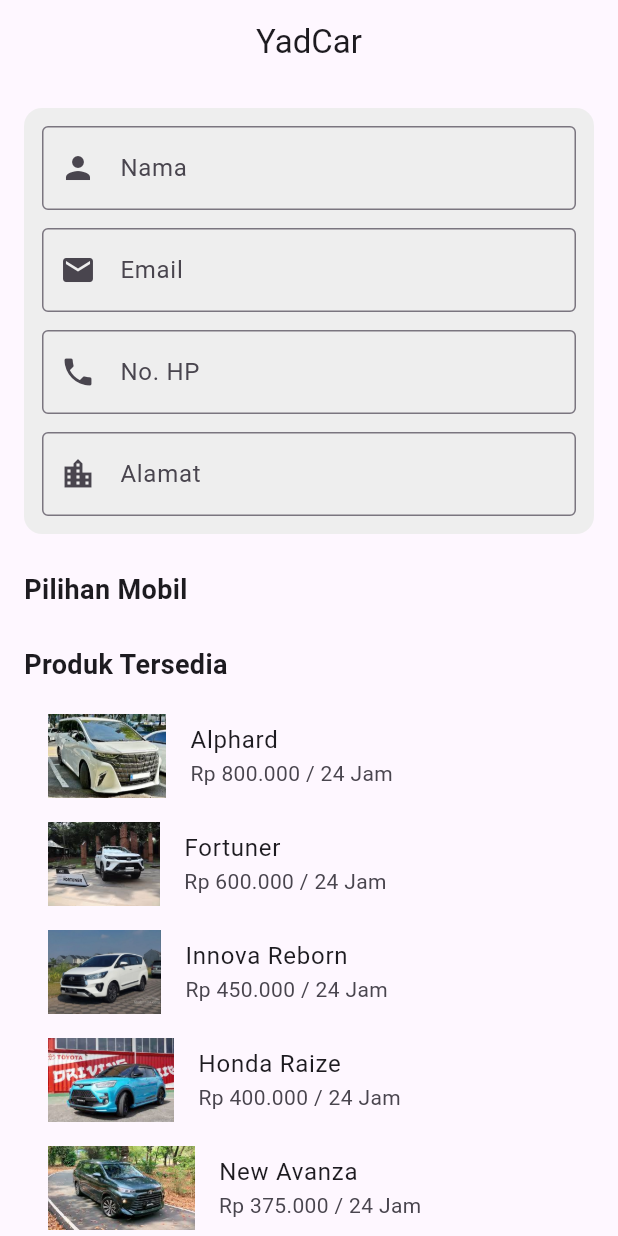
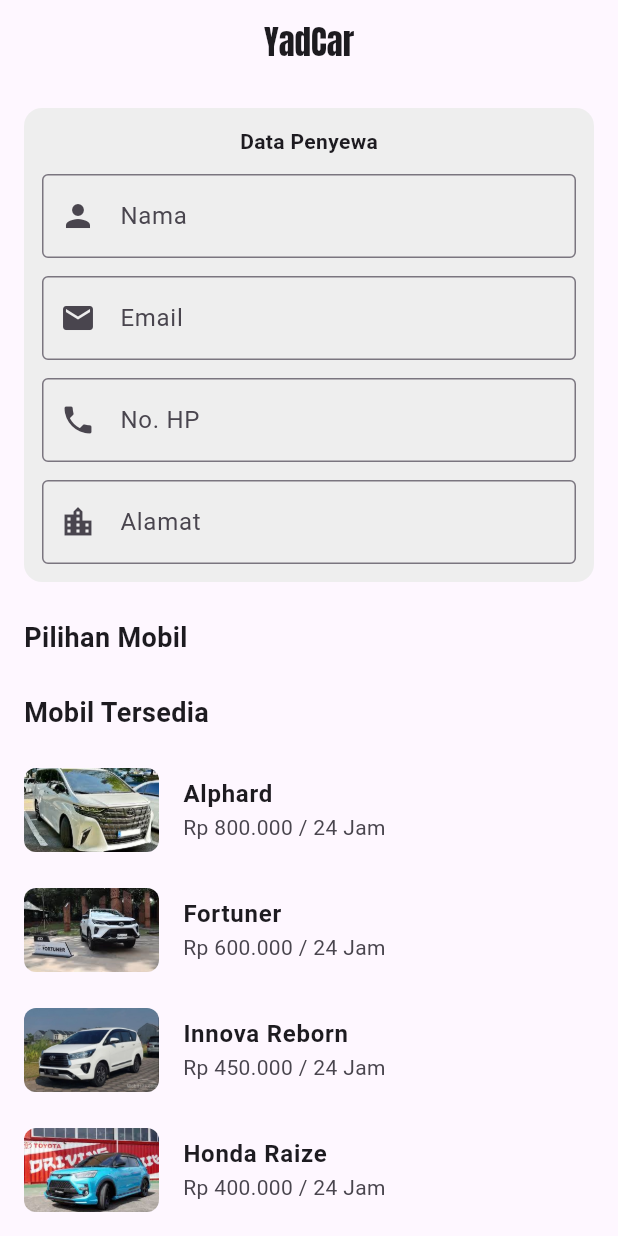
Before and after one commit to AyadAllawi/Tugas-14-Flutter, a Flutter app: the screen it shows after launch, on a phone screen of 412 x 824 dp. Run offline on Flutter 3.47's test engine with Material 3 defaults, Android fonts, the light colour scheme and no system bars; project files that could hold a hidden picture were left out.

Commit message:
Update Tugas 4 Flutter

```diff
--- a/lib/Day_7/daftarProduk.dart
+++ b/lib/Day_7/daftarProduk.dart
@@ -5,8 +5,38 @@
 
   @override
   Widget build(BuildContext context) {
+    final List<Map<String, String>> cars = [
+      {
+        "name": "Alphard",
+        "price": "Rp 800.000 / 24 Jam",
+        "image": "assets/images/alphard.jpg",
+      },
+      {
+        "name": "Fortuner",
+        "price": "Rp 600.000 / 24 Jam",
+        "image": "assets/images/fortuner.jpg",
+      },
+      {
+        "name": "Innova Reborn",
+        "price": "Rp 450.000 / 24 Jam",
+        "image": "assets/images/inova.jpg",
+      },
+      {
+        "name": "Honda Raize",
+        "price": "Rp 400.000 / 24 Jam",
+        "image": "assets/images/raize.jpg",
+      },
+      {
+        "name": "New Avanza",
+        "price": "Rp 375.000 / 24 Jam",
+        "image": "assets/images/avanza.jpg",
+      },
+    ];
     return Scaffold(
-      appBar: AppBar(title: Text("YadCar"), centerTitle: true),
+      appBar: AppBar(
+        title: Text("YadCar", style: TextStyle(fontFamily: 'Anton')),
+        centerTitle: true,
+      ),
       body: SingleChildScrollView(
         padding: EdgeInsets.all(16),
         child: Column(
@@ -21,6 +51,14 @@
               ),
               child: Column(
                 children: [
+                  Text(
+                    "Data Penyewa",
+                    style: TextStyle(
+                      fontWeight: FontWeight.bold,
+                      // fontFamily: 'Anton',
+                    ),
+                  ),
+                  SizedBox(height: 12),
                   TextField(
                     decoration: InputDecoration(
                       labelText: "Nama",
@@ -104,35 +142,35 @@
 
             // PRODUK LIST
             Text(
-              "Produk Tersedia",
+              "Mobil Tersedia",
               style: TextStyle(fontSize: 18, fontWeight: FontWeight.bold),
             ),
             SizedBox(height: 12),
 
-            ListTile(
-              leading: Image.asset("assets/images/alphard.jpg"),
-              title: Text("Alphard"),
-              subtitle: Text("Rp 800.000 / 24 Jam"),
-            ),
-            ListTile(
-              leading: Image.asset("assets/images/fortuner.jpg"),
-              title: Text("Fortuner"),
-              subtitle: Text("Rp 600.000 / 24 Jam"),
-            ),
-            ListTile(
-              leading: Image.asset("assets/images/inova.jpg"),
-              title: Text("Innova Reborn"),
-              subtitle: Text("Rp 450.000 / 24 Jam"),
-            ),
-            ListTile(
-              leading: Image.asset("assets/images/raize.jpg"),
-              title: Text("Honda Raize"),
-              subtitle: Text("Rp 400.000 / 24 Jam"),
-            ),
-            ListTile(
-              leading: Image.asset("assets/images/avanza.jpg"),
-              title: Text("New Avanza"),
-              subtitle: Text("Rp 375.000 / 24 Jam"),
+            ListView.builder(
+              itemCount: cars.length,
+              shrinkWrap: true,
+              physics: NeverScrollableScrollPhysics(),
+              itemBuilder: (context, index) {
+                final car = cars[index];
+                return ListTile(
+                  leading: ClipRRect(
+                    borderRadius: BorderRadius.circular(8),
+                    child: Image.asset(
+                      car['image']!,
+                      width: 90,
+                      height: 80,
+                      fit: BoxFit.cover,
+                    ),
+                  ),
+                  title: Text(
+                    car['name']!,
+                    style: TextStyle(fontWeight: FontWeight.bold),
+                  ),
+                  subtitle: Text(car['price']!),
+                  contentPadding: EdgeInsets.symmetric(vertical: 4),
+                );
+              },
             ),
           ],
         ),
```
